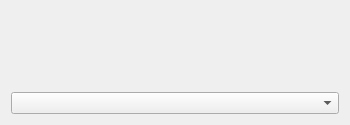
Before: the Qt Designer form input_dialog.ui in abcdesteve/Toolbox, drawn with Qt 5.
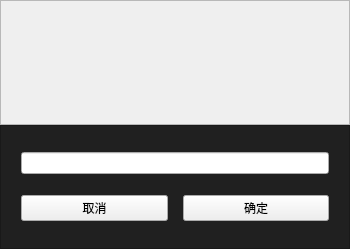
After: the same form once the commit is applied. Custom widgets are drawn as their Qt base class.

Commit message: 完善设置页面的汉化，优化sltk中的InputDialog，添加aam界面的权限管理功能

Diff of the .ui file:
```diff
--- a/input_dialog.ui
+++ b/input_dialog.ui
@@ -7,46 +7,148 @@
     <x>0</x>
     <y>0</y>
     <width>350</width>
-    <height>125</height>
+    <height>249</height>
    </rect>
   </property>
   <property name="windowTitle">
    <string>Form</string>
   </property>
   <layout class="QVBoxLayout" name="verticalLayout">
+   <property name="spacing">
+    <number>0</number>
+   </property>
+   <property name="leftMargin">
+    <number>0</number>
+   </property>
+   <property name="topMargin">
+    <number>0</number>
+   </property>
+   <property name="rightMargin">
+    <number>0</number>
+   </property>
+   <property name="bottomMargin">
+    <number>0</number>
+   </property>
    <item>
-    <widget class="QLabel" name="label">
-     <property name="font">
-      <font>
-       <pointsize>12</pointsize>
-      </font>
+    <widget class="QFrame" name="frame_2">
+     <property name="frameShape">
+      <enum>QFrame::StyledPanel</enum>
      </property>
-     <property name="text">
-      <string/>
+     <property name="frameShadow">
+      <enum>QFrame::Raised</enum>
      </property>
-     <property name="alignment">
-      <set>Qt::AlignLeading|Qt::AlignLeft|Qt::AlignTop</set>
-     </property>
-     <property name="wordWrap">
-      <bool>true</bool>
-     </property>
-     <property name="margin">
-      <number>10</number>
-     </property>
-     <property name="openExternalLinks">
-      <bool>true</bool>
-     </property>
+     <layout class="QVBoxLayout" name="verticalLayout_3">
+      <property name="spacing">
+       <number>10</number>
+      </property>
+      <property name="leftMargin">
+       <number>20</number>
+      </property>
+      <property name="topMargin">
+       <number>20</number>
+      </property>
+      <property name="rightMargin">
+       <number>20</number>
+      </property>
+      <property name="bottomMargin">
+       <number>20</number>
+      </property>
+      <item>
+       <widget class="QLabel" name="title">
+        <property name="font">
+         <font>
+          <pointsize>16</pointsize>
+         </font>
+        </property>
+       </widget>
+      </item>
+      <item>
+       <widget class="QLabel" name="content">
+        <property name="font">
+         <font>
+          <pointsize>11</pointsize>
+         </font>
+        </property>
+        <property name="wordWrap">
+         <bool>true</bool>
+        </property>
+       </widget>
+      </item>
+     </layout>
     </widget>
    </item>
    <item>
-    <widget class="EditableComboBox" name="comboBox"/>
+    <widget class="QFrame" name="frame">
+     <property name="styleSheet">
+      <string notr="true">QFrame{background-color:#202020}</string>
+     </property>
+     <property name="frameShape">
+      <enum>QFrame::StyledPanel</enum>
+     </property>
+     <property name="frameShadow">
+      <enum>QFrame::Raised</enum>
+     </property>
+     <layout class="QVBoxLayout" name="verticalLayout_2">
+      <property name="spacing">
+       <number>15</number>
+      </property>
+      <property name="leftMargin">
+       <number>20</number>
+      </property>
+      <property name="topMargin">
+       <number>20</number>
+      </property>
+      <property name="rightMargin">
+       <number>20</number>
+      </property>
+      <property name="bottomMargin">
+       <number>20</number>
+      </property>
+      <item>
+       <widget class="EditableComboBox" name="comboBox"/>
+      </item>
+      <item>
+       <layout class="QHBoxLayout" name="horizontalLayout_2">
+        <item>
+         <widget class="PushButton" name="btn_cancel">
+          <property name="text">
+           <string>取消</string>
+          </property>
+         </widget>
+        </item>
+        <item>
+         <widget class="PrimaryPushButton" name="btn_ok">
+          <property name="text">
+           <string>确定</string>
+          </property>
+         </widget>
+        </item>
+       </layout>
+      </item>
+     </layout>
+    </widget>
    </item>
   </layout>
  </widget>
  <customwidgets>
   <customwidget>
    <class>EditableComboBox</class>
-   <extends>QComboBox</extends>
+   <extends>LineEdit</extends>
+   <header>qfluentwidgets</header>
+  </customwidget>
+  <customwidget>
+   <class>PushButton</class>
+   <extends>QPushButton</extends>
+   <header>qfluentwidgets</header>
+  </customwidget>
+  <customwidget>
+   <class>PrimaryPushButton</class>
+   <extends>PushButton</extends>
+   <header>qfluentwidgets</header>
+  </customwidget>
+  <customwidget>
+   <class>LineEdit</class>
+   <extends>QLineEdit</extends>
    <header>qfluentwidgets</header>
   </customwidget>
  </customwidgets>
```
The commit also changes 16 other files.
